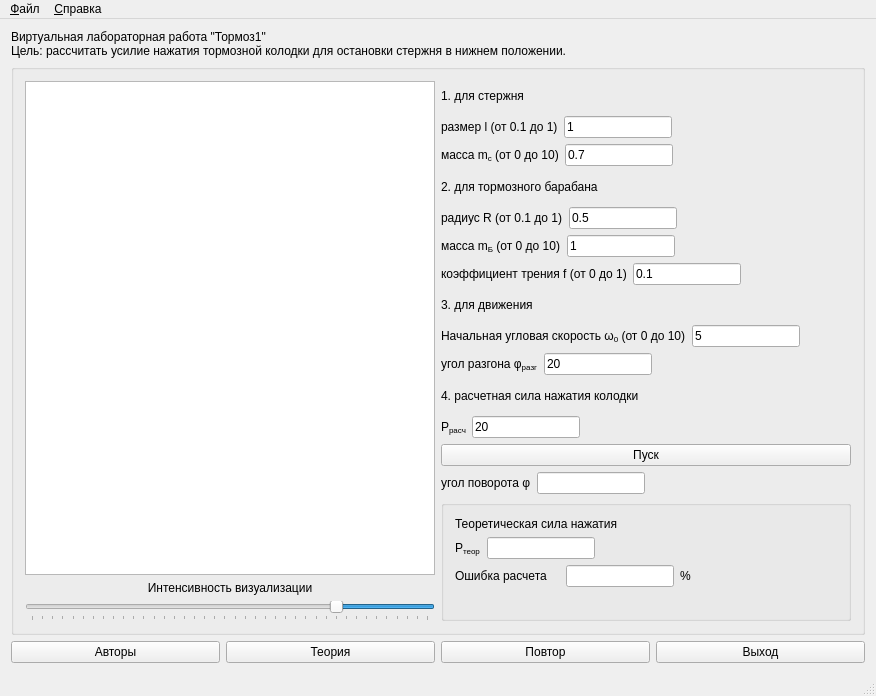
Above: mainwindow.ui from mmaulwurff/mech-brake1 before the change. Below: the same form after it.
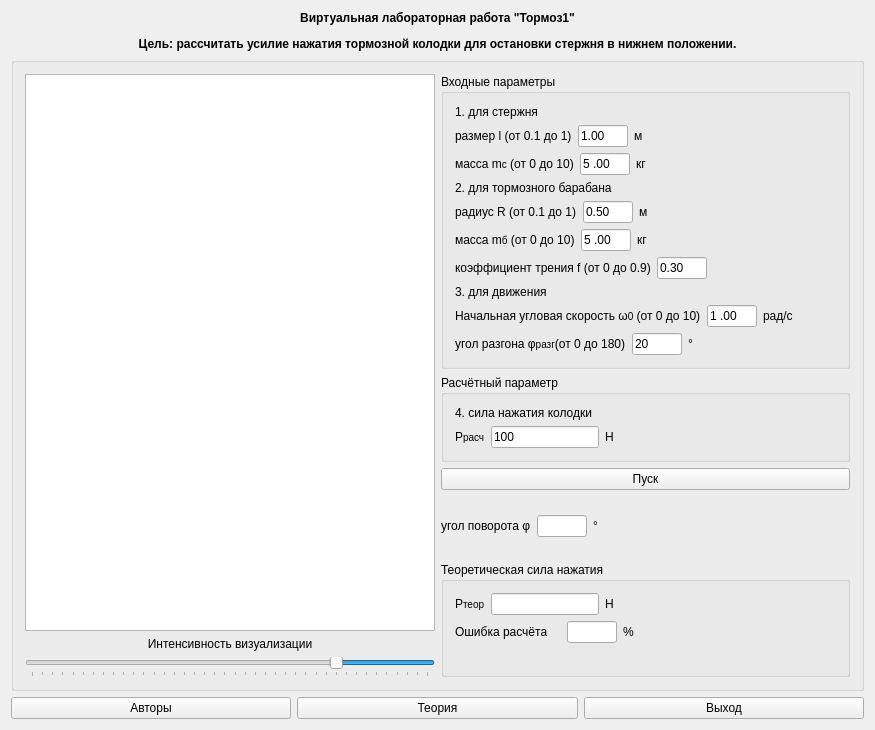
That is the form after the change. Icons and pictures are not drawn.

Commit message: LineEdits manual input validation

The edit to the form file:
```diff
--- a/mainwindow.ui
+++ b/mainwindow.ui
@@ -6,8 +6,8 @@
    <rect>
     <x>0</x>
     <y>0</y>
-    <width>876</width>
-    <height>696</height>
+    <width>875</width>
+    <height>730</height>
    </rect>
   </property>
   <property name="windowTitle">
@@ -18,8 +18,10 @@
     <item>
      <widget class="QLabel" name="label_19">
       <property name="text">
-       <string>Виртуальная лабораторная работа &quot;Тормоз1&quot;
-Цель: рассчитать усилие нажатия тормозной колодки для остановки стержня в нижнем положении.</string>
+       <string>&lt;html&gt;&lt;head/&gt;&lt;body&gt;&lt;p&gt;&lt;span style=&quot; font-weight:600;&quot;&gt;Виртуальная лабораторная работа &amp;quot;Тормоз1&amp;quot;&lt;/span&gt;&lt;/p&gt;&lt;p&gt;&lt;span style=&quot; font-weight:600;&quot;&gt;Цель: рассчитать усилие нажатия тормозной колодки для остановки стержня в нижнем положении.&lt;/span&gt;&lt;/p&gt;&lt;/body&gt;&lt;/html&gt;</string>
+      </property>
+      <property name="alignment">
+       <set>Qt::AlignCenter</set>
       </property>
      </widget>
     </item>
@@ -111,6 +113,12 @@
        <item>
         <layout class="QVBoxLayout" name="verticalLayout_2">
          <item>
+          <widget class="QGroupBox" name="groupBox_3">
+           <property name="title">
+            <string>Входные параметры</string>
+           </property>
+           <layout class="QVBoxLayout" name="verticalLayout_5">
+            <item>
           <widget class="QLabel" name="label_3">
            <property name="text">
             <string>1. для стержня</string>
@@ -131,23 +139,54 @@
            </item>
            <item>
             <widget class="QLineEdit" name="lEdit">
+                <property name="enabled">
+                 <bool>true</bool>
+                </property>
              <property name="sizePolicy">
               <sizepolicy hsizetype="Fixed" vsizetype="Fixed">
                <horstretch>0</horstretch>
                <verstretch>0</verstretch>
               </sizepolicy>
              </property>
+                <property name="minimumSize">
+                 <size>
+                  <width>10</width>
+                  <height>0</height>
+                 </size>
+                </property>
+                <property name="maximumSize">
+                 <size>
+                  <width>50</width>
+                  <height>16777215</height>
+                 </size>
+                </property>
              <property name="toolTip">
-              <string>(от 0.1 до 1)</string>
+                 <string/>
+                </property>
+                <property name="locale">
+                 <locale language="Russian" country="RussianFederation"/>
+                </property>
+                <property name="inputMask">
+                 <string>9.90; </string>
              </property>
              <property name="text">
-              <string>1</string>
+                 <string>1.00</string>
+                </property>
+                <property name="maxLength">
+                 <number>4</number>
              </property>
              <property name="placeholderText">
               <string/>
              </property>
             </widget>
            </item>
+              <item>
+               <widget class="QLabel" name="label_14">
+                <property name="text">
+                 <string>м</string>
+                </property>
+               </widget>
+              </item>
            <item>
             <spacer name="horizontalSpacer">
              <property name="orientation">
@@ -174,7 +213,7 @@
               </sizepolicy>
              </property>
              <property name="text">
-              <string>масса m&lt;sub&gt;c&lt;/sub&gt;  (от 0 до 10)</string>
+                 <string>&lt;html&gt;&lt;head/&gt;&lt;body&gt;&lt;p&gt;масса m&lt;span style=&quot; font-size:small;&quot;&gt;c&lt;/span&gt; (от 0 до 10)&lt;/p&gt;&lt;/body&gt;&lt;/html&gt;</string>
              </property>
             </widget>
            </item>
@@ -186,8 +225,30 @@
                <verstretch>0</verstretch>
               </sizepolicy>
              </property>
+                <property name="maximumSize">
+                 <size>
+                  <width>50</width>
+                  <height>16777215</height>
+                 </size>
+                </property>
+                <property name="locale">
+                 <locale language="Russian" country="RussianFederation"/>
+                </property>
+                <property name="inputMask">
+                 <string>d9.90; </string>
+                </property>
              <property name="text">
-              <string>0.7</string>
+                 <string>5.00</string>
+                </property>
+                <property name="maxLength">
+                 <number>5</number>
+                </property>
+               </widget>
+              </item>
+              <item>
+               <widget class="QLabel" name="label_20">
+                <property name="text">
+                 <string>кг</string>
              </property>
             </widget>
            </item>
@@ -233,8 +294,24 @@
                <verstretch>0</verstretch>
               </sizepolicy>
              </property>
+                <property name="maximumSize">
+                 <size>
+                  <width>50</width>
+                  <height>16777215</height>
+                 </size>
+                </property>
+                <property name="inputMask">
+                 <string>9.90; </string>
+                </property>
              <property name="text">
-              <string>0.5</string>
+                 <string>0.50</string>
+                </property>
+               </widget>
+              </item>
+              <item>
+               <widget class="QLabel" name="label_21">
+                <property name="text">
+                 <string>м</string>
              </property>
             </widget>
            </item>
@@ -258,7 +335,7 @@
            <item>
             <widget class="QLabel" name="label_6">
              <property name="text">
-              <string>масса m&lt;sub&gt;Б&lt;/sub&gt; (от 0 до 10)</string>
+                 <string>&lt;html&gt;&lt;head/&gt;&lt;body&gt;&lt;p&gt;масса m&lt;span style=&quot; font-size:small;&quot;&gt;б&lt;/span&gt; (от 0 до 10)&lt;/p&gt;&lt;/body&gt;&lt;/html&gt;</string>
              </property>
             </widget>
            </item>
@@ -270,8 +347,24 @@
                <verstretch>0</verstretch>
               </sizepolicy>
              </property>
+                <property name="maximumSize">
+                 <size>
+                  <width>50</width>
+                  <height>16777215</height>
+                 </size>
+                </property>
+                <property name="inputMask">
+                 <string>d9.90; </string>
+                </property>
              <property name="text">
-              <string>1</string>
+                 <string>5.00</string>
+                </property>
+               </widget>
+              </item>
+              <item>
+               <widget class="QLabel" name="label_22">
+                <property name="text">
+                 <string>кг</string>
              </property>
             </widget>
            </item>
@@ -295,7 +388,7 @@
            <item>
             <widget class="QLabel" name="label_7">
              <property name="text">
-              <string>коэффициент трения f (от 0 до 1)</string>
+                 <string>коэффициент трения f (от 0 до 0.9)</string>
              </property>
             </widget>
            </item>
@@ -307,8 +400,17 @@
                <verstretch>0</verstretch>
               </sizepolicy>
              </property>
+                <property name="maximumSize">
+                 <size>
+                  <width>50</width>
+                  <height>16777215</height>
+                 </size>
+                </property>
+                <property name="inputMask">
+                 <string>9.90; </string>
+                </property>
              <property name="text">
-              <string>0.1</string>
+                 <string>0.30</string>
              </property>
             </widget>
            </item>
@@ -339,7 +441,7 @@
            <item>
             <widget class="QLabel" name="label_9">
              <property name="text">
-              <string>Начальная угловая скорость ω&lt;sub&gt;0&lt;/sub&gt; (от 0 до 10)</string>
+                 <string>&lt;html&gt;&lt;head/&gt;&lt;body&gt;&lt;p&gt;Начальная угловая скорость ω&lt;span style=&quot; font-size:small;&quot;&gt;0&lt;/span&gt; (от 0 до 10)&lt;/p&gt;&lt;/body&gt;&lt;/html&gt;</string>
              </property>
             </widget>
            </item>
@@ -351,23 +453,26 @@
                <verstretch>0</verstretch>
               </sizepolicy>
              </property>
-             <property name="text">
-              <string>5</string>
-             </property>
-            </widget>
-           </item>
-           <item>
-            <spacer name="horizontalSpacer_6">
-             <property name="orientation">
-              <enum>Qt::Horizontal</enum>
-             </property>
-             <property name="sizeHint" stdset="0">
+                <property name="maximumSize">
               <size>
-               <width>40</width>
-               <height>20</height>
-              </size>
-             </property>
-            </spacer>
+                  <width>50</width>
+                  <height>16777215</height>
+                 </size>
+                </property>
+                <property name="inputMask">
+                 <string>d9.90; </string>
+                </property>
+                <property name="text">
+                 <string>1.00</string>
+                </property>
+               </widget>
+              </item>
+              <item>
+               <widget class="QLabel" name="label_23">
+                <property name="text">
+                 <string>рад/с</string>
+                </property>
+               </widget>
            </item>
           </layout>
          </item>
@@ -376,7 +481,7 @@
            <item>
             <widget class="QLabel" name="label_10">
              <property name="text">
-              <string>угол разгона φ&lt;sub&gt;разг&lt;/sub&gt;</string>
+                 <string>&lt;html&gt;&lt;head/&gt;&lt;body&gt;&lt;p&gt;угол разгона φ&lt;span style=&quot; font-size:small;&quot;&gt;разг&lt;/span&gt;(от 0 до 180)&lt;/p&gt;&lt;/body&gt;&lt;/html&gt;</string>
              </property>
             </widget>
            </item>
@@ -388,11 +493,27 @@
                <verstretch>0</verstretch>
               </sizepolicy>
              </property>
+                <property name="maximumSize">
+                 <size>
+                  <width>50</width>
+                  <height>16777215</height>
+                 </size>
+                </property>
+                <property name="inputMask">
+                 <string>d00; </string>
+                </property>
              <property name="text">
               <string>20</string>
              </property>
             </widget>
            </item>
+              <item>
+               <widget class="QLabel" name="label_24">
+                <property name="text">
+                 <string>°</string>
+                </property>
+               </widget>
+              </item>
            <item>
             <spacer name="horizontalSpacer_7">
              <property name="orientation">
@@ -408,10 +529,19 @@
            </item>
           </layout>
          </item>
+           </layout>
+          </widget>
+         </item>
+         <item>
+          <widget class="QGroupBox" name="groupBox_4">
+           <property name="title">
+            <string>Расчётный параметр</string>
+           </property>
+           <layout class="QVBoxLayout" name="verticalLayout_6">
          <item>
           <widget class="QLabel" name="label_11">
            <property name="text">
-            <string>4. расчетная сила нажатия колодки</string>
+               <string>4. сила нажатия колодки</string>
            </property>
           </widget>
          </item>
@@ -420,7 +550,7 @@
            <item>
             <widget class="QLabel" name="label_12">
              <property name="text">
-              <string>P&lt;sub&gt;расч&lt;/sub&gt;</string>
+                 <string>P&lt;small&gt;расч&lt;/small&gt;</string>
              </property>
             </widget>
            </item>
@@ -433,7 +563,14 @@
               </sizepolicy>
              </property>
              <property name="text">
-              <string>20</string>
+                 <string>100</string>
+                </property>
+               </widget>
+              </item>
+              <item>
+               <widget class="QLabel" name="label_25">
+                <property name="text">
+                 <string>Н</string>
              </property>
             </widget>
            </item>
@@ -452,6 +589,9 @@
            </item>
           </layout>
          </item>
+           </layout>
+          </widget>
+         </item>
          <item>
           <widget class="QPushButton" name="Start">
            <property name="text">
@@ -488,6 +628,15 @@
                <verstretch>0</verstretch>
               </sizepolicy>
              </property>
+             <property name="maximumSize">
+              <size>
+               <width>50</width>
+               <height>16777215</height>
+              </size>
+             </property>
+             <property name="focusPolicy">
+              <enum>Qt::NoFocus</enum>
+             </property>
              <property name="inputMask">
               <string/>
              </property>
@@ -496,6 +645,13 @@
              </property>
             </widget>
            </item>
+           <item>
+            <widget class="QLabel" name="label_26">
+             <property name="text">
+              <string>°</string>
+             </property>
+            </widget>
+           </item>
            <item>
             <spacer name="horizontalSpacer_9">
              <property name="orientation">
@@ -514,22 +670,15 @@
          <item>
           <widget class="QGroupBox" name="groupBox">
            <property name="title">
-            <string/>
-           </property>
-           <layout class="QVBoxLayout" name="verticalLayout">
-            <item>
-             <widget class="QLabel" name="label_14">
-              <property name="text">
                <string>Теоретическая сила нажатия</string>
               </property>
-             </widget>
-            </item>
+           <layout class="QVBoxLayout" name="verticalLayout">
             <item>
              <layout class="QHBoxLayout" name="horizontalLayout_10">
               <item>
                <widget class="QLabel" name="label_15">
                 <property name="text">
-                 <string>P&lt;sub&gt;теор&lt;/sub&gt;</string>
+                 <string>P&lt;small&gt;теор&lt;/small&gt;</string>
                 </property>
                </widget>
               </item>
@@ -549,6 +698,13 @@
                 </property>
                </widget>
               </item>
+              <item>
+               <widget class="QLabel" name="label_27">
+                <property name="text">
+                 <string>Н</string>
+                </property>
+               </widget>
+              </item>
               <item>
                <spacer name="horizontalSpacer_10">
                 <property name="orientation">
@@ -569,7 +725,7 @@
               <item>
                <widget class="QLabel" name="label_16">
                 <property name="text">
-                 <string>Ошибка расчета</string>
+                 <string>Ошибка расчёта</string>
                 </property>
                </widget>
               </item>
@@ -591,8 +747,17 @@
                   <verstretch>0</verstretch>
                  </sizepolicy>
                 </property>
+                <property name="maximumSize">
+                 <size>
+                  <width>50</width>
+                  <height>16777215</height>
+                 </size>
+                </property>
+                <property name="focusPolicy">
+                 <enum>Qt::NoFocus</enum>
+                </property>
                 <property name="inputMask">
-                 <string/>
+                 <string>dd0; </string>
                 </property>
                 <property name="readOnly">
                  <bool>true</bool>
@@ -655,13 +820,6 @@
         </property>
        </widget>
       </item>
-      <item>
-       <widget class="QPushButton" name="restartButton">
-        <property name="text">
-         <string>Повтор</string>
-        </property>
-       </widget>
-      </item>
       <item>
        <widget class="QPushButton" name="exitButton">
         <property name="text">
@@ -673,37 +831,6 @@
     </item>
    </layout>
   </widget>
-  <widget class="QMenuBar" name="menuBar">
-   <property name="geometry">
-    <rect>
-     <x>0</x>
-     <y>0</y>
-     <width>876</width>
-     <height>22</height>
-    </rect>
-   </property>
-   <widget class="QMenu" name="menu">
-    <property name="title">
-     <string>&amp;Файл</string>
-    </property>
-    <addaction name="action"/>
-   </widget>
-   <widget class="QMenu" name="menu_2">
-    <property name="title">
-     <string>&amp;Справка</string>
-    </property>
-    <addaction name="action_3"/>
-    <addaction name="action_2"/>
-    <addaction name="action_4"/>
-   </widget>
-   <addaction name="menu"/>
-   <addaction name="menu_2"/>
-  </widget>
-  <widget class="QStatusBar" name="statusBar">
-   <property name="locale">
-    <locale language="Russian" country="RussianFederation"/>
-   </property>
-  </widget>
   <action name="action">
    <property name="text">
     <string>&amp;Выход</string>
```
Left out of the diff: 37 changed lines with no effect on the pictures. Lines whose indentation alone changed are shown as unchanged. The commit also changes 4 other files.
